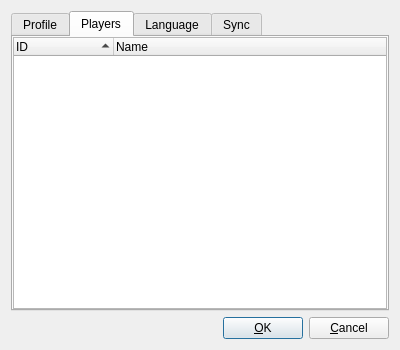
The window that OptionsDialog.ui (SyDevTeam/gta5view) describes before a commit, drawn with Qt 5.
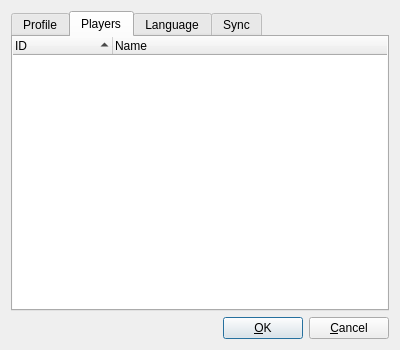
The same window after the commit. The open tabs and pages were chosen to show the change.

Patch:
```diff
--- a/OptionsDialog.ui
+++ b/OptionsDialog.ui
@@ -94,6 +94,15 @@
        </property>
        <item>
         <widget class="QTreeWidget" name="twPlayers">
+         <property name="frameShape">
+          <enum>QFrame::NoFrame</enum>
+         </property>
+         <property name="frameShadow">
+          <enum>QFrame::Plain</enum>
+         </property>
+         <property name="lineWidth">
+          <number>0</number>
+         </property>
          <property name="editTriggers">
           <set>QAbstractItemView::NoEditTriggers</set>
          </property>
```
